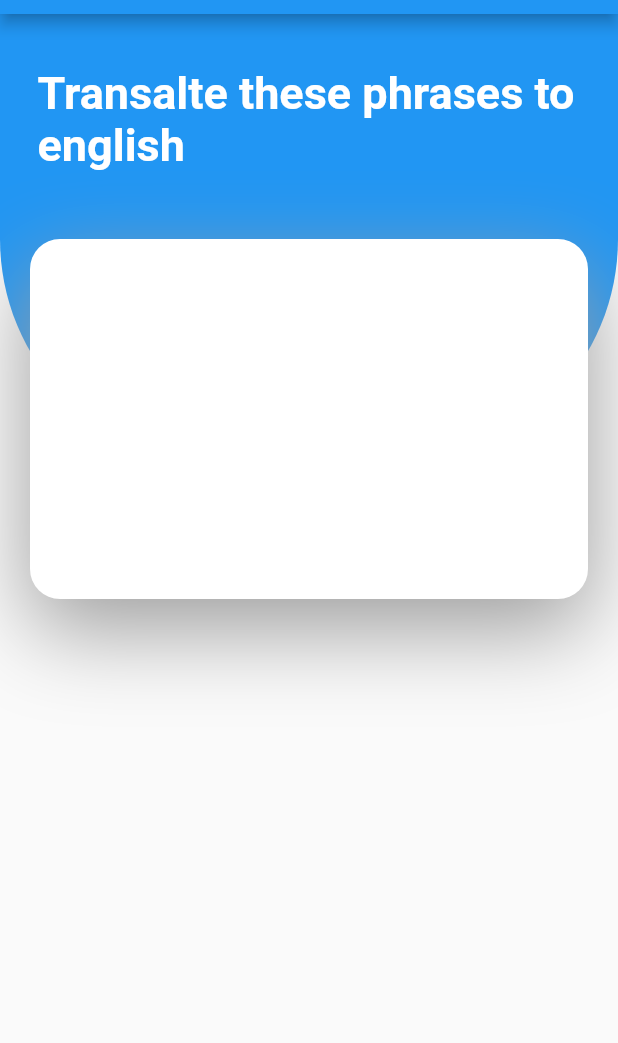
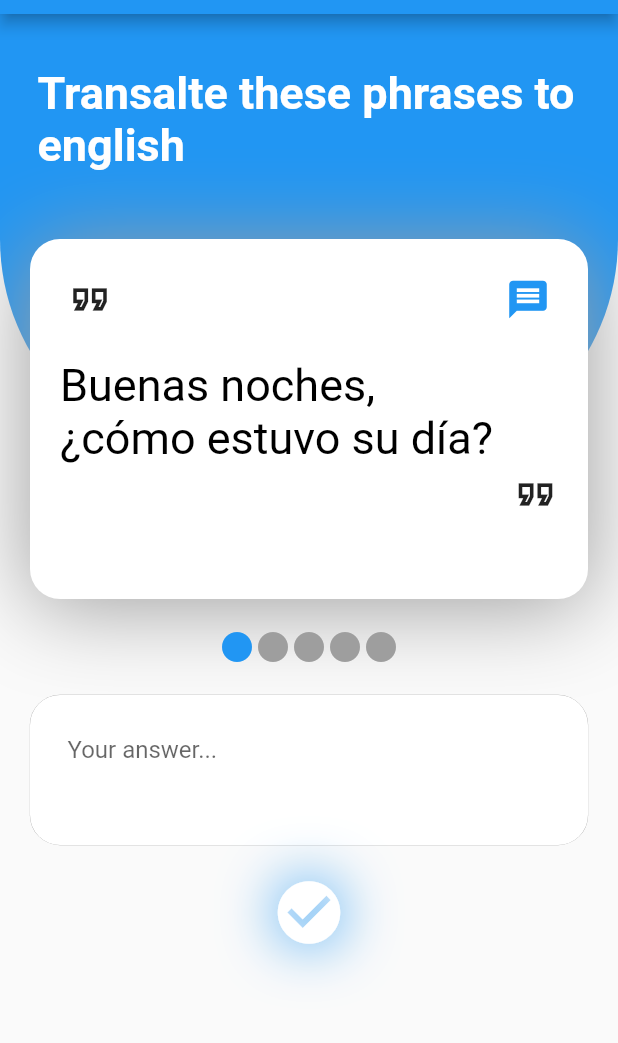
Before and after one commit to safrurozaky/flutter-lesson, a Flutter app: the screen it shows after launch, on a phone screen of 412 x 824 dp, the part 70-1113 px from its top. Run offline on Flutter 3.47's test engine with Material 2 defaults, Android fonts, the phone set to English and light mode, and no system bars.

Commit message:
finishgit status

```diff
--- a/lib/main.dart
+++ b/lib/main.dart
@@ -52,10 +52,14 @@ class _MyWidgetState extends State<MyWidget> {
               ),
             ),
           ),
+          SizedBox(
+            height: MediaQuery.of(context).size.height,
+            child: ListView(
+              children: [
                 //membuat tulisan dan dikasih jarak vertikal dan horizontalnya
                 Padding(
-            padding:
-                const EdgeInsets.symmetric(vertical: 35.0, horizontal: 25.0),
+                  padding: const EdgeInsets.symmetric(
+                      vertical: 35.0, horizontal: 25.0),
                   child: Text(
                     'Transalte these phrases to english',
                     style: TextStyle(
@@ -67,7 +71,8 @@ class _MyWidgetState extends State<MyWidget> {
                 ),
                 //membuat box kotak yang di tumpuk ke stack, dengan disesuaikan jarak marginnya
                 Container(
-            margin: EdgeInsets.symmetric(vertical: 150, horizontal: 20),
+                  margin:
+                      EdgeInsets.symmetric(vertical: 10.0, horizontal: 20.0),
                   height: 240,
                   decoration: BoxDecoration(
                     color: Colors.white,
@@ -77,7 +82,133 @@ class _MyWidgetState extends State<MyWidget> {
                         color: Colors.grey,
                         spreadRadius: .2,
                         blurRadius: 50,
-                  offset: Offset(0, 20), // untuk rubah posisi shadow
+                        offset: Offset(0, 5), // untuk rubah posisi shadow
+                      ),
+                    ],
+                  ),
+                  child: Column(
+                    crossAxisAlignment: CrossAxisAlignment.start,
+                    children: [
+                      Padding(
+                        padding: const EdgeInsets.all(25.0),
+                        child: Row(
+                          mainAxisAlignment: MainAxisAlignment.spaceBetween,
+                          children: [
+                            Icon(
+                              Icons.format_quote_outlined,
+                              size: 30,
+                            ),
+                            Icon(
+                              Icons.message,
+                              size: 30,
+                              color: Colors.blue,
+                            )
+                          ],
+                        ),
+                      ),
+                      Padding(
+                        padding: const EdgeInsets.symmetric(horizontal: 20.0),
+                        child: Text(
+                          'Buenas noches,',
+                          style: TextStyle(
+                            fontSize: 30,
+                            color: Colors.black,
+                          ),
+                        ),
+                      ),
+                      Padding(
+                        padding: const EdgeInsets.symmetric(horizontal: 20.0),
+                        child: Text(
+                          '¿cómo estuvo su día? ',
+                          style: TextStyle(
+                            fontSize: 30,
+                            color: Colors.black,
+                          ),
+                        ),
+                      ),
+                      Padding(
+                        padding: const EdgeInsets.symmetric(
+                            vertical: 5.0, horizontal: 20.0),
+                        child: Row(
+                          mainAxisAlignment: MainAxisAlignment.end,
+                          children: [
+                            Icon(
+                              Icons.format_quote_outlined,
+                              size: 30,
+                            ),
+                          ],
+                        ),
+                      ),
+                    ],
+                  ),
+                ),
+                Padding(
+                  padding: const EdgeInsets.symmetric(vertical: 10.0),
+                  child: Row(
+                    mainAxisAlignment: MainAxisAlignment.center,
+                    children: [
+                      Icon(
+                        Icons.circle,
+                        color: Colors.blue,
+                      ),
+                      Icon(
+                        Icons.circle,
+                        color: Colors.grey,
+                      ),
+                      Icon(
+                        Icons.circle,
+                        color: Colors.grey,
+                      ),
+                      Icon(
+                        Icons.circle,
+                        color: Colors.grey,
+                      ),
+                      Icon(
+                        Icons.circle,
+                        color: Colors.grey,
+                      ),
+                    ],
+                  ),
+                ),
+                Container(
+                  margin: EdgeInsets.symmetric(vertical: 10, horizontal: 20),
+                  height: 100,
+                  decoration: BoxDecoration(
+                    color: Colors.white,
+                    borderRadius: BorderRadius.circular(20),
+                    boxShadow: const [
+                      BoxShadow(
+                        color: Colors.grey,
+                        spreadRadius: 0.1,
+                      ),
+                    ],
+                  ),
+                  child: TextFormField(
+                    decoration: new InputDecoration(
+                      hintText: "Your answer...",
+                      border: InputBorder.none,
+                      contentPadding: EdgeInsets.only(left: 25, top: 25),
+                    ),
+                  ),
+                ),
+                Padding(
+                  padding: const EdgeInsets.symmetric(vertical: 10.0),
+                  child: Row(
+                    mainAxisAlignment: MainAxisAlignment.center,
+                    children: [
+                      Icon(
+                        Icons.check_circle_sharp,
+                        size: 50,
+                        color: Colors.white,
+                        shadows: [
+                          Shadow(
+                            color: Colors.blue,
+                            blurRadius: 50.0,
+                          )
+                        ],
+                      ),
+                    ],
+                  ),
                 ),
               ],
             ),
```
Lines whose indentation alone changed are shown as unchanged.
